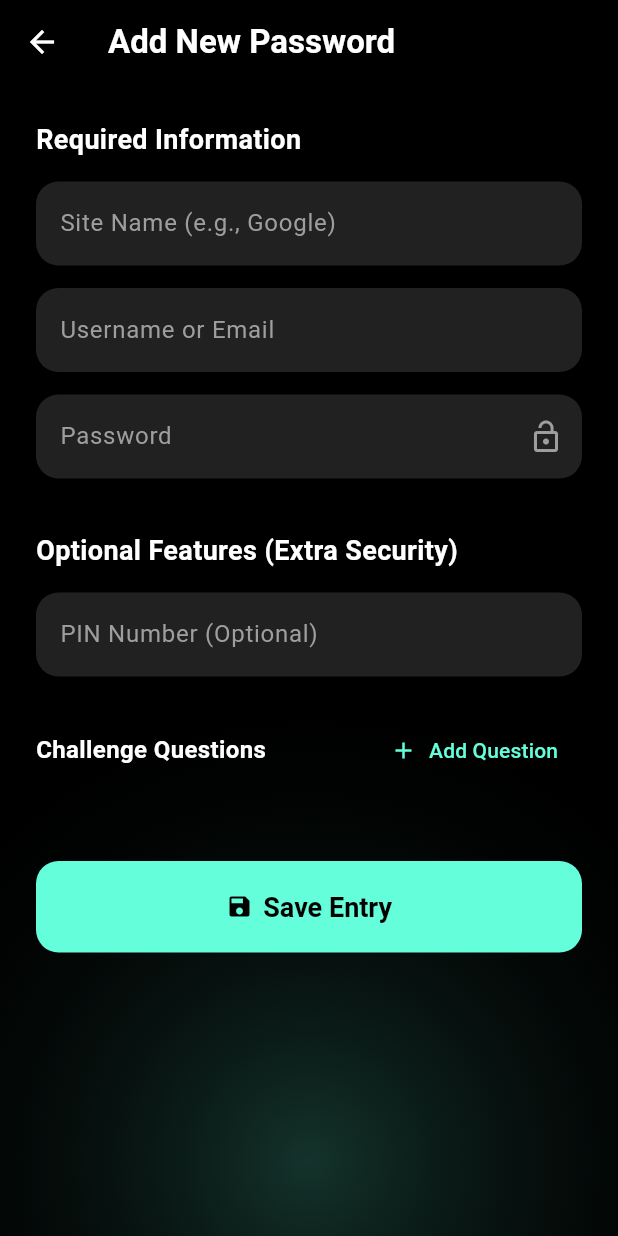
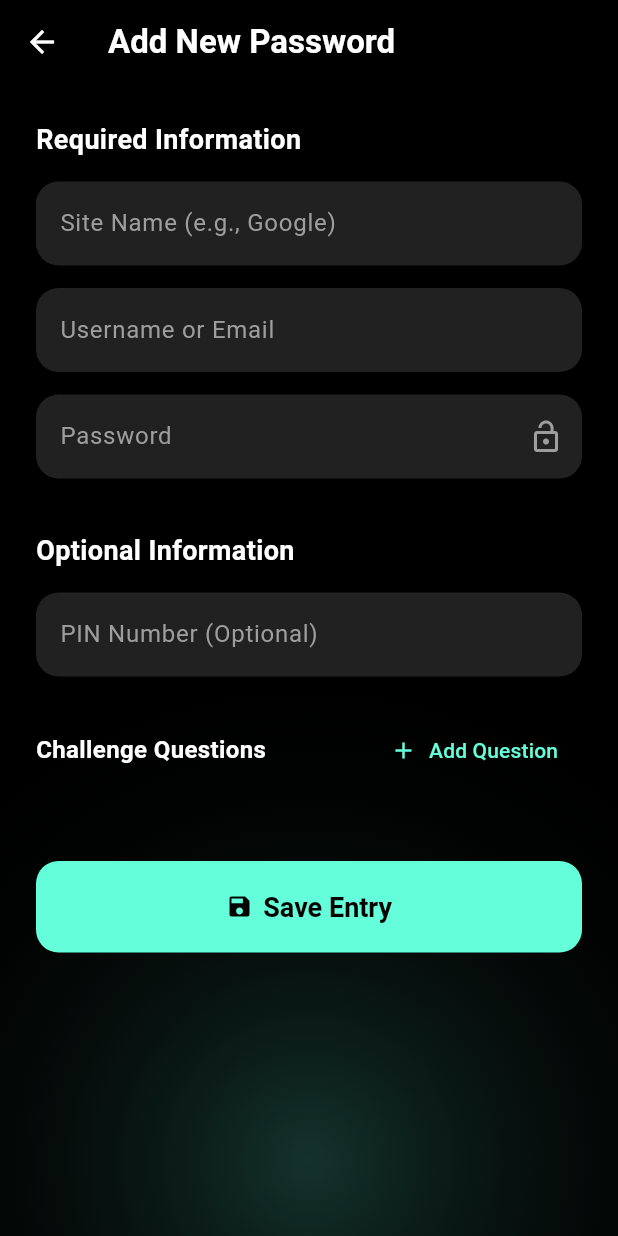
Before and after one commit to czhenle/Vautify, a Flutter app: the PasswordFormScreen screen opened directly, on a phone screen of 412 x 824 dp. Run offline on Flutter 3.47's test engine with Material 3 defaults, Android fonts, the phone set to English and light mode, and no system bars; our stand-ins replace flutter_secure_storage, image_picker; missing offline and left inert: encrypt; accounts and stored records are empty.

Commit message:
Update password_form_screen

```diff
--- a/lib/screens/auth_screen.dart
+++ b/lib/screens/auth_screen.dart
@@ -36,7 +36,7 @@ class _AuthScreenState extends State<AuthScreen> {
     String enteredUser = _userController.text;
     String enteredPass = _passController.text;
 
-    // Basic Form Validation
+    // 1. Basic Form Validation
     if (enteredUser.isEmpty || enteredPass.isEmpty) {
       setState(() {
         _isError = true;
@@ -45,9 +45,10 @@ class _AuthScreenState extends State<AuthScreen> {
       return; // Stop execution here
     }
 
-    // Await the database check
+    // 2. Database Check: Verify credentials against secure storage
     bool isSuccess = await _storageService.verifyLogin(enteredUser, enteredPass);
 
+    // 3. Handle Success & Secure Navigation
     if (isSuccess) {
       if (mounted) {
         Navigator.of(context).pushAndRemoveUntil(
@@ -55,6 +56,7 @@ class _AuthScreenState extends State<AuthScreen> {
           (Route<dynamic> route) => false,
         );
       }
+    // 4. Handle Failure & UX reset
     } else {
       setState(() {
         _isError = true;
--- a/lib/screens/password_form_screen.dart
+++ b/lib/screens/password_form_screen.dart
@@ -340,7 +340,7 @@ class _PasswordFormScreenState extends State<PasswordFormScreen> {
                     ),
 
                     const SizedBox(height: 35),
-                    const Text('Optional Features (Extra Security)', style: TextStyle(fontSize: 18, fontWeight: FontWeight.bold, color: Colors.white)),
+                    const Text('Optional Information', style: TextStyle(fontSize: 18, fontWeight: FontWeight.bold, color: Colors.white)),
                     const SizedBox(height: 15),
 
                     TextFormField(
```
